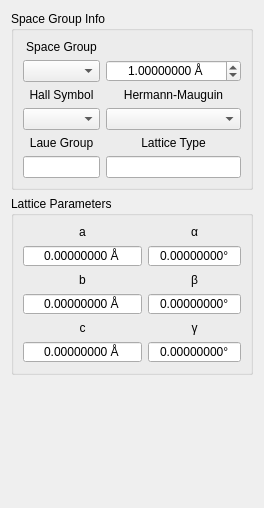
First picture: the form in hexrd/ui/resources/ui/material_editor_widget.ui, repository psavery/hexrdgui, before the edit.
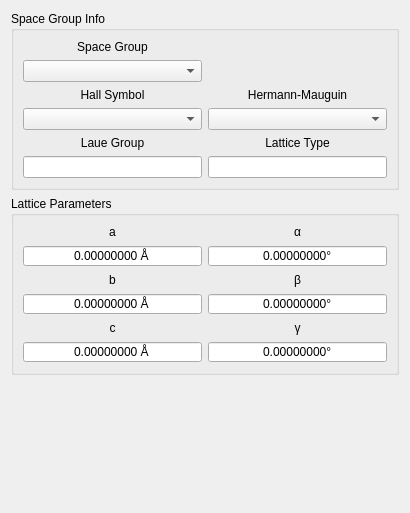
Second picture: the form after the edit. Custom widgets are drawn as their Qt base class.

What changed in the file:
```diff
--- a/hexrd/ui/resources/ui/material_editor_widget.ui
+++ b/hexrd/ui/resources/ui/material_editor_widget.ui
@@ -6,8 +6,8 @@
    <rect>
     <x>0</x>
     <y>0</y>
-    <width>263</width>
-    <height>508</height>
+    <width>410</width>
+    <height>513</height>
    </rect>
   </property>
   <property name="windowTitle">
@@ -198,34 +198,6 @@
           </property>
          </widget>
         </item>
-        <item row="2" column="1">
-         <widget class="ScientificDoubleSpinBox" name="min_d_spacing">
-          <property name="alignment">
-           <set>Qt::AlignCenter</set>
-          </property>
-          <property name="keyboardTracking">
-           <bool>false</bool>
-          </property>
-          <property name="suffix">
-           <string> Å</string>
-          </property>
-          <property name="decimals">
-           <number>8</number>
-          </property>
-          <property name="minimum">
-           <double>0.000010000000000</double>
-          </property>
-          <property name="maximum">
-           <double>100000.000000000000000</double>
-          </property>
-          <property name="singleStep">
-           <double>0.100000000000000</double>
-          </property>
-          <property name="value">
-           <double>1.000000000000000</double>
-          </property>
-         </widget>
-        </item>
        </layout>
       </widget>
      </item>
```
